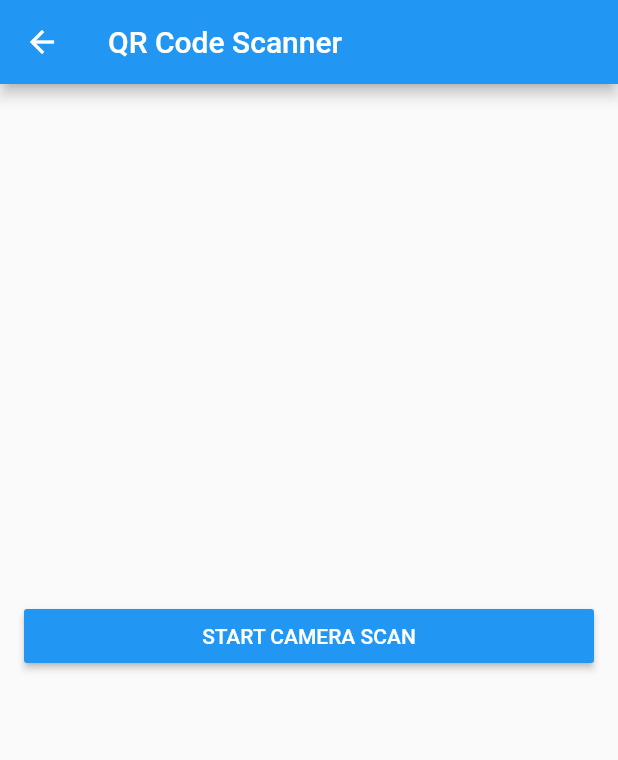
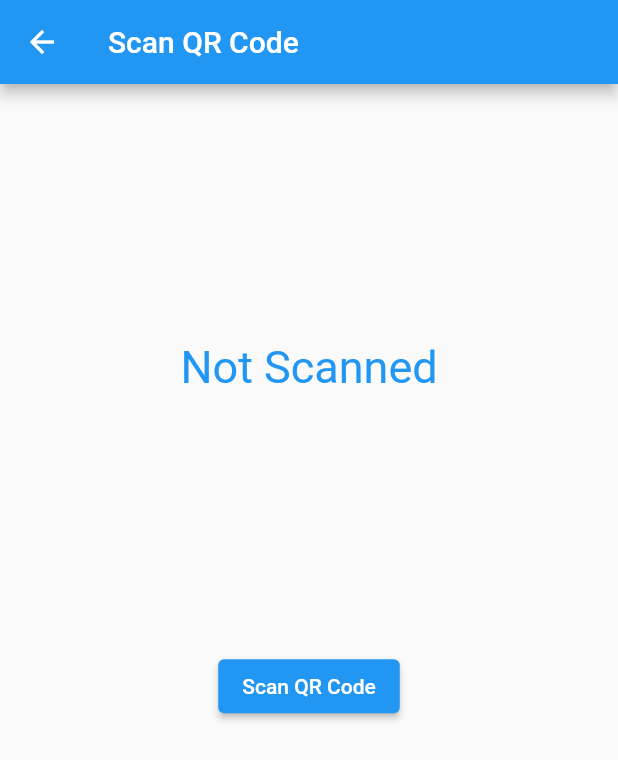
Before and after one commit to JanviAjudiya/aadhya, a Flutter app: the ScanScreen screen opened directly, on a phone screen of 412 x 824 dp. Shown: the top 760 px of the screen. Run offline on Flutter 3.47's test engine with Material 2 defaults, Android fonts, the phone set to English and light mode, and no system bars; our stand-ins replace barcode_widget, cloud_firestore, contacts_service, firebase_auth, firebase_core, firebase_storage and 3 more; missing offline and left inert: eventify, flutter_barcode_scanner, flutter_sms, uiblock; accounts and stored records are empty.

Commit message:
final commit

```diff
--- a/lib/app_drawer.dart
+++ b/lib/app_drawer.dart
@@ -49,16 +49,13 @@ class _AppDrawerState extends State<AppDrawer> {
     Navigator.push(context, MaterialPageRoute(builder: (context) => Contact()));
   }
   navigateTounblock_upi() async {
-    Navigator.push(context, MaterialPageRoute(builder: (context) => Unblock()));
+    Navigator.push(context, MaterialPageRoute(builder: (context) => unblock()));
   }
   navigateTofaqs() async {
     Navigator.push(context, MaterialPageRoute(builder: (context) => faqs()));
   }
   navigateToinvite() async {
     Navigator.push(context, MaterialPageRoute(builder: (context) => invite()));
-  }
-  navigateToderegister() async {
-    Navigator.push(context, MaterialPageRoute(builder: (context) => my_account()));
   }
 
 
--- a/lib/scanqr.dart
+++ b/lib/scanqr.dart
@@ -1,68 +1,85 @@
-import 'package:barcode_scan/barcode_scan.dart';
 import 'package:flutter/material.dart';
-import 'package:flutter/services.dart';
+import 'package:flutter_barcode_scanner/flutter_barcode_scanner.dart';
+import 'package:permission_handler/permission_handler.dart';
+import 'package:flutter/cupertino.dart';
 
 class ScanScreen extends StatefulWidget {
   @override
-  _ScanState createState() => new _ScanState();
+  _ScanScreenState createState() => _ScanScreenState();
 }
 
-class _ScanState extends State<ScanScreen> {
-  String barcode = "";
-
+class _ScanScreenState extends State<ScanScreen> {
+  double height, width;
+  String qrString = "Not Scanned";
   @override
-  initState() {
-    super.initState();
+  Widget build(BuildContext context) {
+    height = MediaQuery.of(context).size.height;
+    width = MediaQuery.of(context).size.width;
+    return Scaffold(
+      appBar: AppBar(
+        title: Text("Scan QR Code"),
+      ),
+      body: Column(
+        mainAxisAlignment: MainAxisAlignment.spaceEvenly,
+        children: [
+          Text(
+            qrString,
+            style: TextStyle(color: Colors.blue, fontSize: 30),
+          ),
+          ElevatedButton(
+            onPressed: scanQR,
+            child: Text("Scan QR Code"),
+          ),
+          SizedBox(width: width),
+        ],
+      ),
+    );
   }
 
-  @override
-  Widget build(BuildContext context) {
-    return Scaffold(
-        appBar: new AppBar(
-          title: new Text('QR Code Scanner'),
-        ),
-        body: new Center(
-          child: new Column(
-            mainAxisAlignment: MainAxisAlignment.center,
-            crossAxisAlignment: CrossAxisAlignment.stretch,
-            children: <Widget>[
-              Padding(
-                padding: EdgeInsets.symmetric(horizontal: 16.0, vertical: 8.0),
-                child: RaisedButton(
-                    color: Colors.blue,
-                    textColor: Colors.white,
-                    splashColor: Colors.blueGrey,
-                    onPressed: scan,
-                    child: const Text('START CAMERA SCAN')
-                ),
+  Future<void> scanQR() async {
+    final PermissionStatus permissionStatus = await _getPermission();
+    if (permissionStatus == PermissionStatus.granted) {
+      try {
+        FlutterBarcodeScanner.scanBarcode(
+            "#2A99CF", "Cancel", true, ScanMode.QR)
+            .then((value) {
+          setState(() {
+            qrString = value;
+          });
+        });
+      } catch (e) {
+        setState(() {
+          qrString = "unable to read the qr";
+        });
+      }
+    }
+    else {
+      //If permissions have been denied show standard cupertino alert dialog
+      showDialog(
+          context: context,
+          builder: (BuildContext context) => CupertinoAlertDialog(
+            title: Text('Permissions error'),
+            content: Text('Please enable contacts access '
+                'permission in system settings'),
+            actions: <Widget>[
+              CupertinoDialogAction(
+                child: Text('OK'),
+                onPressed: () => Navigator.of(context).pop(),
               )
-              ,
-              Padding(
-                padding: EdgeInsets.symmetric(horizontal: 16.0, vertical: 8.0),
-                child: Text(barcode, textAlign: TextAlign.center,),
-              )
-              ,
             ],
-          ),
-        ));
-  }
-
-  Future scan() async {
-    try {
-      String barcode = await BarcodeScanner.scan();
-      setState(() => this.barcode = barcode);
-    } on PlatformException catch (e) {
-      if (e.code == BarcodeScanner.CameraAccessDenied) {
-        setState(() {
-          this.barcode = 'The user did not grant the camera permission!';
-        });
-      } else {
-        setState(() => this.barcode = 'Unknown error: $e');
-      }
-    } on FormatException{
-      setState(() => this.barcode = 'null (User returned using the "back"-button before scanning anything. Result)');
-    } catch (e) {
-      setState(() => this.barcode = 'Unknown error: $e');
+          ));
     }
   }
 }
+Future<PermissionStatus> _getPermission() async {
+  final PermissionStatus permission = await Permission.camera.status;
+  if (permission != PermissionStatus.granted &&
+      permission != PermissionStatus.denied) {
+    final Map<Permission, PermissionStatus> permissionStatus =
+    await [Permission.camera].request();
+    return permissionStatus[Permission.camera] ??
+        PermissionStatus.undetermined;
+  } else {
+    return permission;
+  }
+}
--- a/pubspec.yaml
+++ b/pubspec.yaml
@@ -46,13 +46,12 @@ dependencies:
   qr_flutter: ^3.2.0
   wc_flutter_share: ^0.2.2
   fluttertoast: ^7.1.8
-  upi_india: ^2.2.0
-  upi_pay: ^0.2.4
   firebase_storage: ^5.2.0
   image_picker: ^0.6.7+15
   cloud_firestore: ^0.14.4
   file_picker: ^2.1.1
   firebase_database: ^4.4.0
+
 
   # The following adds the Cupertino Icons font to your application.
   # Use with the CupertinoIcons class for iOS style icons.
```
Also changed, not shown: lib/unblock.dart (+12 -15 lines).
